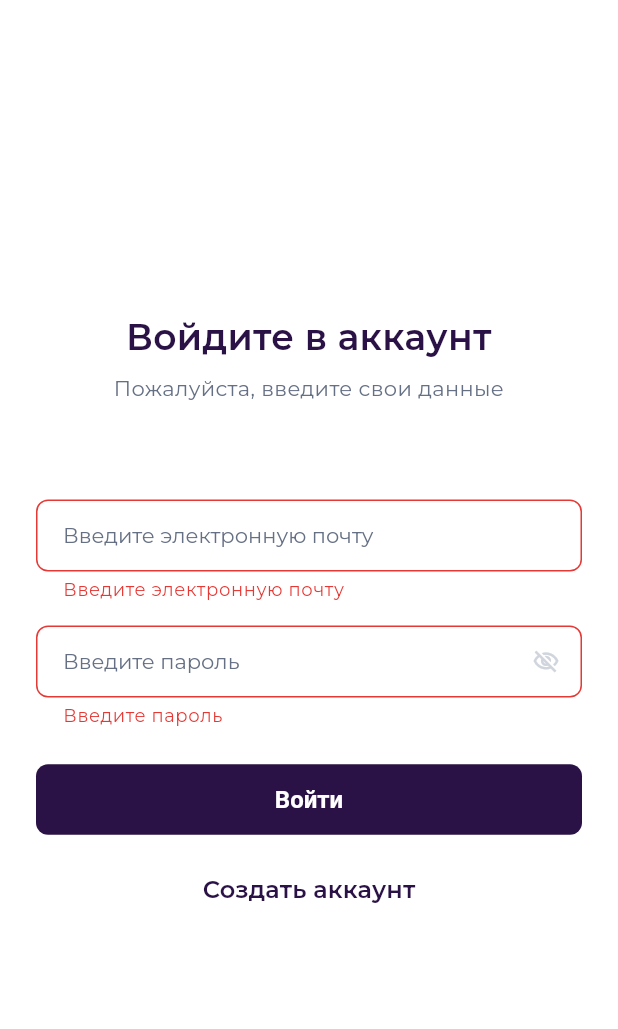
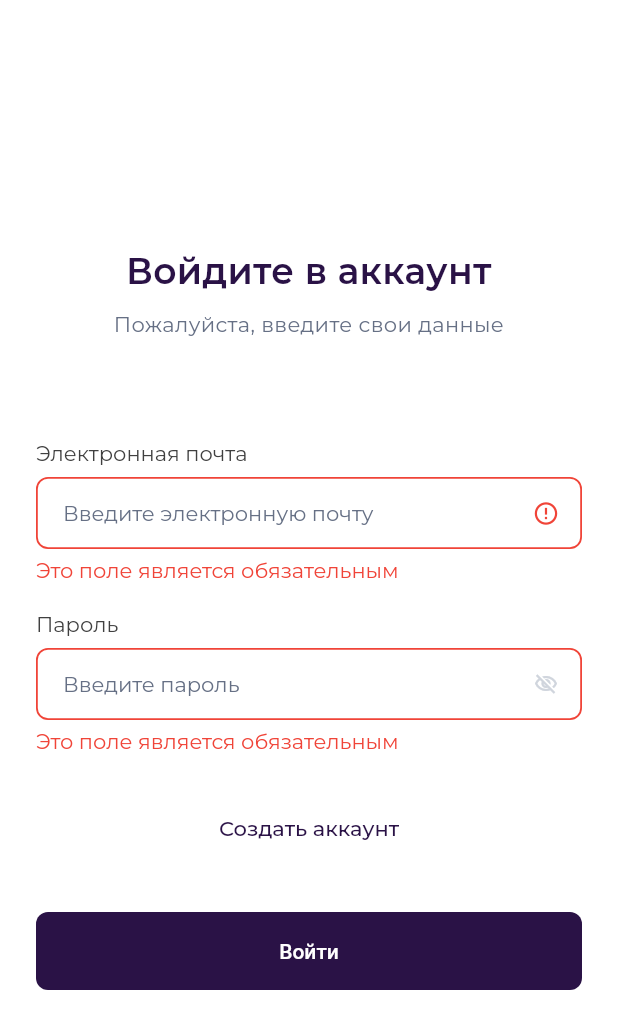
Before and after one commit to mindlss/DriveNext, a Flutter app: the screen it shows after launch, after a tap on "Войти", on a phone screen of 412 x 824 dp. Shown: the top 1029 px of the screen. Run offline on Flutter 3.47's test engine with Material 3 defaults, Android fonts, the phone set to English and light mode, and no system bars; project files that could hold a hidden picture were left out.

Commit message:
[+] Input widget, [*] Text styling, [*] Color pallete, [*] Validators

```diff
--- a/lib/app/theme/app_theme.dart
+++ b/lib/app/theme/app_theme.dart
@@ -56,8 +56,14 @@ ThemeData getAppTheme() {
     inputDecorationTheme: InputDecorationTheme(
       filled: true,
       fillColor: Colors.white,
-      labelStyle: AppTypography.input,
+      labelStyle: AppTypography.input.copyWith(color: AppColors.textSecondary),
+      hintStyle: AppTypography.bodySecondary.copyWith(
+        color: AppColors.textSecondary,
+      ),
+      errorStyle: AppTypography.inputError.copyWith(color: AppColors.error),
       contentPadding: const EdgeInsets.symmetric(horizontal: 14, vertical: 10),
+      alignLabelWithHint: true,
+
       border: OutlineInputBorder(
         borderRadius: BorderRadius.circular(AppRadius.small),
         borderSide: BorderSide(color: AppColors.border),
@@ -74,8 +80,9 @@ ThemeData getAppTheme() {
         borderRadius: BorderRadius.circular(AppRadius.small),
         borderSide: BorderSide(color: AppColors.error),
       ),
-      hintStyle: AppTypography.bodySecondary.copyWith(
-        color: AppColors.textSecondary,
+      focusedErrorBorder: OutlineInputBorder(
+        borderRadius: BorderRadius.circular(AppRadius.small),
+        borderSide: BorderSide(color: AppColors.error, width: 2),
       ),
     ),
 
--- a/lib/app/theme/colors.dart
+++ b/lib/app/theme/colors.dart
@@ -4,11 +4,12 @@ class AppColors {
   static const primary = Color(0xFF2A1246);
   static const secondary = Color.fromARGB(255, 255, 193, 7);
   static const background = Color(0xFFFFFFFF);
-  static const error = Color(0xFFE53935);
+  static const error = Color(0xFFF04438);
   static const border = Color(0xFFE0E0E0);
 
   static const textPrimary = Color(0xFF1E1E1E);
   static const textSecondary = Color(0xFF667085);
+  static const textLabel = Color(0xFF404040);
 
   static const iconSecondary = Color(0xFFD0D5DD);
 }
--- a/lib/app/theme/typography.dart
+++ b/lib/app/theme/typography.dart
@@ -10,12 +10,14 @@ class AppTypography {
 
   static const h2 = TextStyle(
     fontSize: 24,
+    height: 32 / 24,
     fontWeight: FontWeight.w600,
     color: AppColors.textPrimary,
   );
 
   static const h3 = TextStyle(
     fontSize: 14,
+    height: 24 / 14,
     fontWeight: FontWeight.w400,
     color: AppColors.textPrimary,
   );
@@ -28,6 +30,21 @@ class AppTypography {
     color: AppColors.textSecondary,
   );
 
+  static const button = TextStyle(
+    fontSize: 14,
+    fontWeight: FontWeight.w500,
+    height: 24 / 14,
+    letterSpacing: 0.0,
+    color: AppColors.textPrimary,
+  );
+
+  static const inputError = TextStyle(
+    fontSize: 14,
+    fontWeight: FontWeight.w400,
+    height: 20 / 14,
+    letterSpacing: 0.0,
+    color: AppColors.error,
+  );
 
   static const title = TextStyle(
     fontSize: 18,
@@ -35,19 +52,10 @@ class AppTypography {
     color: AppColors.textPrimary,
   );
 
-  static const body = TextStyle(
-    fontSize: 16,
-    color: AppColors.textPrimary,
-  );
+  static const body = TextStyle(fontSize: 16, color: AppColors.textPrimary);
 
   static const bodySecondary = TextStyle(
     fontSize: 16,
     color: AppColors.textSecondary,
   );
-
-  static const button = TextStyle(
-    fontSize: 16,
-    fontWeight: FontWeight.w600,
-    color: Colors.white,
-  );
 }
--- /dev/null
+++ b/lib/app/widgets/app_text_field.dart
@@ -0,0 +1,172 @@
+import 'package:flutter/material.dart';
+import '../theme/colors.dart';
+import '../theme/typography.dart';
+import '../theme/radius.dart';
+
+class AppTextField extends StatefulWidget {
+  final String label;
+  final String? hint;
+  final TextEditingController controller;
+  final bool obscureText;
+  final TextInputType? keyboardType;
+  final FormFieldValidator<String>? validator;
+  final ValueChanged<String>? onChanged;
+
+  const AppTextField({
+    super.key,
+    required this.label,
+    required this.controller,
+    this.hint,
+    this.obscureText = false,
+    this.keyboardType,
+    this.validator,
+    this.onChanged,
+  });
+
+  @override
+  AppTextFieldState createState() => AppTextFieldState();
+}
+
+class AppTextFieldState extends State<AppTextField> {
+  late bool _obscure;
+  String? _errorText;
+  bool _hasError = false;
+  late FocusNode _focusNode;
+
+  @override
+  void initState() {
+    super.initState();
+    _obscure = widget.obscureText;
+    _focusNode = FocusNode();
+    _focusNode.addListener(() {
+      setState(() {});
+    });
+  }
+
+  bool _validate(String? value) {
+    if (widget.validator != null) {
+      final error = widget.validator!(value);
+      setState(() {
+        _errorText = error;
+        _hasError = error != null && error.isNotEmpty;
+      });
+      return !_hasError;
+    }
+    setState(() {
+      _errorText = null;
+      _hasError = false;
+    });
+    return true;
+  }
+
+  bool isValid() {
+    _validate(widget.controller.text);
+    return _errorText == null || _errorText!.isEmpty;
+  }
+
+  @override
+  Widget build(BuildContext context) {
+    Widget? suffixIcon;
+    if (_hasError) {
+      if (widget.obscureText) {
+        suffixIcon = IconButton(
+          icon: Icon(
+            _obscure
+                ? Icons.visibility_off_outlined
+                : Icons.visibility_outlined,
+            color: AppColors.iconSecondary,
+            size: 16,
+          ),
+          onPressed: () => setState(() => _obscure = !_obscure),
+        );
+      } else {
+        suffixIcon = const Icon(
+          Icons.error_outline,
+          color: AppColors.error,
+          size: 18,
+        );
+      }
+    } else if (widget.obscureText) {
+      suffixIcon = IconButton(
+        icon: Icon(
+          _obscure ? Icons.visibility_off_outlined : Icons.visibility_outlined,
+          color: AppColors.iconSecondary,
+          size: 16,
+        ),
+        onPressed: () => setState(() => _obscure = !_obscure),
+      );
+    }
+
+    final borderSide = BorderSide(
+      color: _hasError ? AppColors.error : AppColors.border,
+      width: 1.2,
+    );
+
+    return Column(
+      crossAxisAlignment: CrossAxisAlignment.start,
+      children: [
+        Text(
+          widget.label,
+          style: AppTypography.input.copyWith(
+            color: AppColors.textLabel,
+            height: 20 / 14,
+          ),
+        ),
+        const SizedBox(height: 6),
+        TextFormField(
+          focusNode: _focusNode,
+          controller: widget.controller,
+          obscureText: _obscure,
+          cursorHeight: 14,
+          cursorWidth: 1,
+          cursorColor: AppColors.textSecondary,
+          keyboardType: widget.keyboardType,
+          onChanged: (value) {
+            _validate(value);
+            if (widget.onChanged != null) widget.onChanged!(value);
+          },
+          validator: (value) {
+            _validate(value);
+            return null;
+          },
+          style: AppTypography.input.copyWith(color: AppColors.textPrimary),
+          decoration: InputDecoration(
+            hintText: !_focusNode.hasFocus ? widget.hint : null,
+            hintStyle: AppTypography.input.copyWith(
+              color: AppColors.textSecondary,
+            ),
+            filled: true,
+            fillColor: Colors.white,
+            contentPadding: const EdgeInsets.symmetric(
+              horizontal: 14,
+              vertical: 10,
+            ),
+            border: OutlineInputBorder(
+              borderRadius: BorderRadius.circular(AppRadius.small),
+              borderSide: borderSide,
+            ),
+            enabledBorder: OutlineInputBorder(
+              borderRadius: BorderRadius.circular(AppRadius.small),
+              borderSide: borderSide,
+            ),
+            focusedBorder: OutlineInputBorder(
+              borderRadius: BorderRadius.circular(AppRadius.small),
+              borderSide: BorderSide(
+                color: _hasError ? AppColors.error : AppColors.border,
+                width: 1.2,
+              ),
+            ),
+            suffixIcon: suffixIcon,
+          ),
+        ),
+        if (_errorText != null && _errorText!.isNotEmpty) ...[
+          const SizedBox(height: 4),
+          Text(
+            _errorText!,
+            style: AppTypography.inputError.copyWith(color: AppColors.error),
+          ),
+        ],
+      ],
+    );
+  }
+}
--- a/lib/features/auth/login/login_screen.dart
+++ b/lib/features/auth/login/login_screen.dart
@@ -1,3 +1,4 @@
+import 'package:drivenext/app/widgets/app_text_field.dart';
 import 'package:drivenext/app/theme/colors.dart';
 import 'package:drivenext/app/theme/typography.dart';
 import 'package:flutter/material.dart';
@@ -14,11 +15,15 @@ class _LoginScreenState extends State<LoginScreen> {
   final _emailController = TextEditingController();
   final _passwordController = TextEditingController();
 
-  bool _obscurePassword = true;
+  final _emailFieldKey = GlobalKey<AppTextFieldState>();
+  final _passwordFieldKey = GlobalKey<AppTextFieldState>();
 
   void _onLogin() {
-    if (_formKey.currentState?.validate() ?? false) {
-      // TODO: добавить вызов auth usecase / cubit / provider
+    final isEmailValid = _emailFieldKey.currentState?.isValid() ?? false;
+    final isPasswordValid = _passwordFieldKey.currentState?.isValid() ?? false;
+
+    if (isEmailValid && isPasswordValid) {
+      // TODO: Авторизация
       ScaffoldMessenger.of(
         context,
       ).showSnackBar(const SnackBar(content: Text('Авторизация...')));
@@ -28,7 +33,6 @@ class _LoginScreenState extends State<LoginScreen> {
   @override
   Widget build(BuildContext context) {
     final colorScheme = Theme.of(context).colorScheme;
-    final textTheme = Theme.of(context).textTheme;
 
     return Scaffold(
       body: Center(
@@ -57,15 +61,15 @@ class _LoginScreenState extends State<LoginScreen> {
                   textAlign: TextAlign.center,
                 ),
                 const SizedBox(height: 64),
-                TextFormField(
+
+                AppTextField(
+                  label: 'Электронная почта',
+                  hint: 'Введите электронную почту',
+                  key: _emailFieldKey,
                   controller: _emailController,
-                  decoration: const InputDecoration(
-                    labelText: 'Введите электронную почту',
-                  ),
-                  keyboardType: TextInputType.emailAddress,
                   validator: (value) {
                     if (value == null || value.isEmpty) {
-                      return 'Введите электронную почту';
+                      return 'Это поле является обязательным';
                     }
                     if (!value.contains('@')) {
                       return 'Некорректный email';
@@ -74,29 +78,16 @@ class _LoginScreenState extends State<LoginScreen> {
                   },
                 ),
                 const SizedBox(height: 16),
-                TextFormField(
+
+                AppTextField(
+                  label: 'Пароль',
+                  hint: 'Введите пароль',
+                  key: _passwordFieldKey,
                   controller: _passwordController,
-                  obscureText: _obscurePassword,
-                  decoration: InputDecoration(
-                    labelText: 'Введите пароль',
-                    suffixIcon: IconButton(
-                      icon: Icon(
-                        size: 18,
-                        color: AppColors.iconSecondary,
-                        _obscurePassword
-                            ? Icons.visibility_off_outlined
-                            : Icons.visibility_outlined,
-                      ),
-                      onPressed: () {
-                        setState(() {
-                          _obscurePassword = !_obscurePassword;
-                        });
-                      },
-                    ),
-                  ),
+                  obscureText: true,
                   validator: (value) {
                     if (value == null || value.isEmpty) {
-                      return 'Введите пароль';
+                      return 'Это поле является обязательным';
                     }
                     if (value.length < 6) {
                       return 'Минимум 6 символов';
@@ -105,16 +96,21 @@ class _LoginScreenState extends State<LoginScreen> {
                   },
                 ),
                 const SizedBox(height: 24),
-                FilledButton.icon(
-                  onPressed: _onLogin,
-                  label: const Text('Войти'),
-                ),
-                const SizedBox(height: 12),
                 TextButton(
                   onPressed: () {
                     // TODO: переход на экран регистрации
                   },
                   child: const Text('Создать аккаунт'),
+                ),
+                const SizedBox(height: 32),
+                FilledButton.icon(
+                  onPressed: _onLogin,
+                  label: const Text(
+                    'Войти',
+                    textHeightBehavior: TextHeightBehavior(
+                      leadingDistribution: TextLeadingDistribution.even,
+                    ),
+                  ),
                 ),
               ],
             ),
--- a/lib/main.dart
+++ b/lib/main.dart
@@ -1,16 +1,21 @@
 import 'package:flutter/material.dart';
+import 'package:flutter/services.dart';
 
-// Импорт твоей темы
 import 'app/theme/app_theme.dart';
 
-// Импорт стартового экрана (например, экран входа)
 import 'features/auth/login/login_screen.dart';
 
-// Если используешь router — можешь позже заменить стартовый экран на router
+// TODO: Роутер
 // import 'app/router/app_router.dart';
 
 void main() {
-  runApp(const MyApp());
+  WidgetsFlutterBinding.ensureInitialized();
+  SystemChrome.setPreferredOrientations([
+    DeviceOrientation.portraitUp,
+    DeviceOrientation.portraitDown,
+  ]).then((_) {
+    runApp(const MyApp());
+  });
 }
 
 class MyApp extends StatelessWidget {
@@ -19,15 +24,9 @@ class MyApp extends StatelessWidget {
   @override
   Widget build(BuildContext context) {
     return MaterialApp(
-      title: 'DriveNext', // или название твоего приложения
+      title: 'DriveNext',
       debugShowCheckedModeBanner: false,
-
-      // Применяем кастомную тему
       theme: getAppTheme(),
-
-      // Если потом добавишь dark theme — просто добавь сюда:
-      // darkTheme: getAppDarkTheme(),
-      // themeMode: ThemeMode.system,
 
       // Пока что просто первый экран
       home: const LoginScreen(),
```
